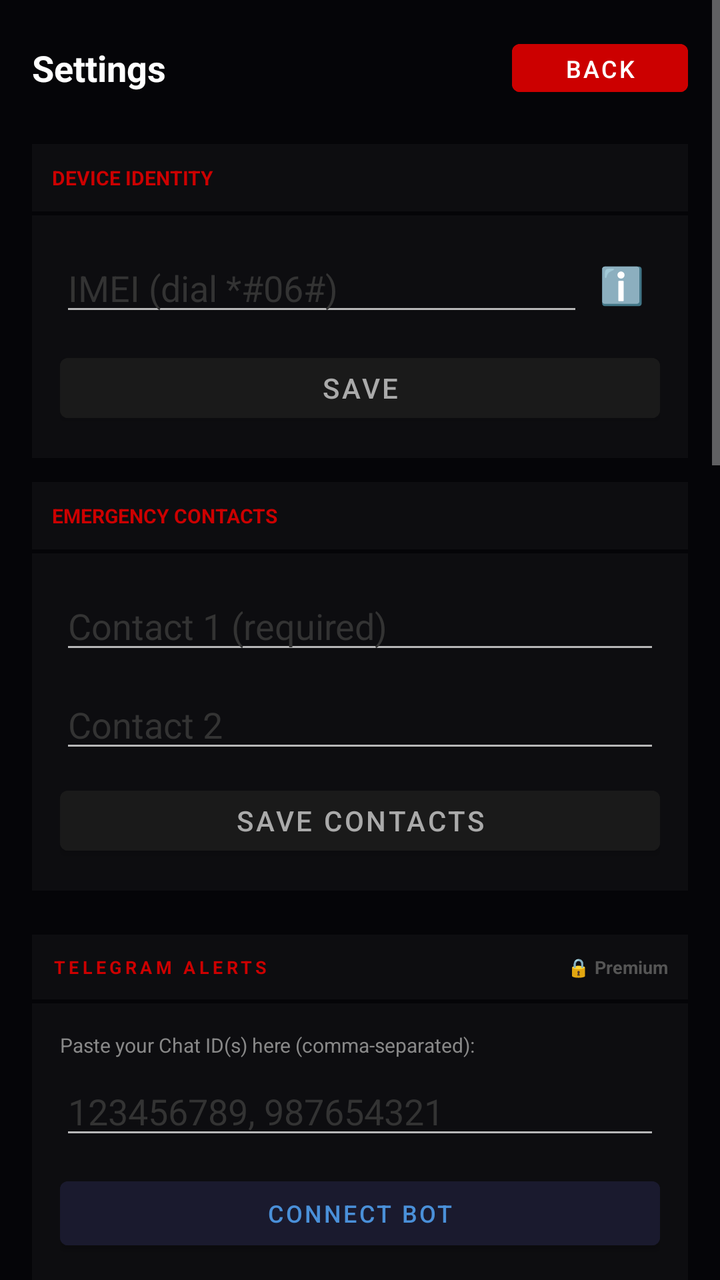
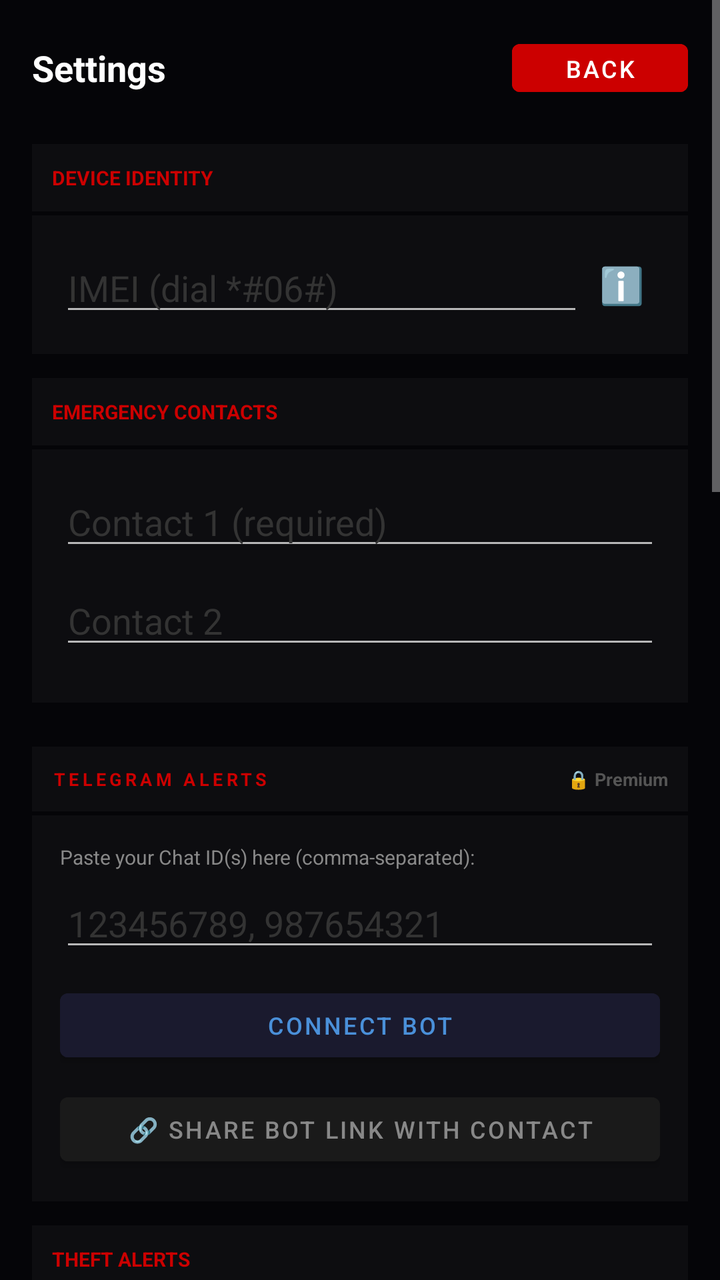

Screens rendered from an Android XML layout before and after an edit, with the pre-edit source and the edit as a unified diff.
<!-- AndroidManifest.xml: application theme Theme.ThievesTrap -->
<!-- res/layout/activity_settings.xml -->
<?xml version="1.0" encoding="utf-8"?>
<ScrollView xmlns:android="http://schemas.android.com/apk/res/android"
    android:layout_width="match_parent" android:layout_height="match_parent"
    android:background="#050508">
    <LinearLayout android:layout_width="match_parent" android:layout_height="wrap_content"
        android:orientation="vertical" android:padding="16dp">

        
        <LinearLayout android:layout_width="match_parent" android:layout_height="wrap_content"
            android:orientation="horizontal" android:gravity="center_vertical"
            android:layout_marginBottom="20dp">
            <TextView android:text="@string/settings_title" android:layout_width="0dp"
                android:layout_height="wrap_content" android:layout_weight="1"
                android:textSize="18sp" android:textStyle="bold" android:textColor="#FFFFFF"/>
            <Button android:id="@+id/btn_back" android:layout_width="wrap_content"
                android:layout_height="36dp" android:text="@string/back_btn"
                android:backgroundTint="#CC0000" android:textColor="#FFFFFF" android:textSize="12sp"/>
        </LinearLayout>

        
        <TextView android:text="@string/section_identity"
            android:layout_width="match_parent" android:layout_height="wrap_content"
            android:textSize="10sp" android:textColor="#CC0000" android:textStyle="bold"
            android:background="#0D0D10" android:padding="10dp" android:layout_marginBottom="2dp"/>
        <LinearLayout android:layout_width="match_parent" android:layout_height="wrap_content"
            android:orientation="vertical" android:background="#0D0D10"
            android:padding="14dp" android:layout_marginBottom="12dp">
            <LinearLayout android:layout_width="match_parent" android:layout_height="wrap_content"
                android:orientation="horizontal" android:gravity="center_vertical">
                <EditText android:id="@+id/et_imei" android:layout_width="0dp"
                    android:layout_height="wrap_content" android:layout_weight="1"
                    android:hint="IMEI (dial *#06#)" android:inputType="number"
                    android:textColor="#FFFFFF" android:textColorHint="#333333"/>
                <TextView android:id="@+id/tv_imei_hint" android:layout_width="wrap_content"
                    android:layout_height="wrap_content" android:text="&#8505;&#65039;"
                    android:textSize="18sp" android:textColor="#CC0000" android:padding="8dp"/>
            </LinearLayout>
            <Button android:id="@+id/btn_save_identity" android:layout_width="match_parent"
                android:layout_height="42dp" android:text="@string/save_btn"
                android:backgroundTint="#1A1A1A" android:textColor="#AAAAAA" android:layout_marginTop="10dp"/>
        </LinearLayout>

        
        <TextView android:text="@string/section_contacts"
            android:layout_width="match_parent" android:layout_height="wrap_content"
            android:textSize="10sp" android:textColor="#CC0000" android:textStyle="bold"
            android:background="#0D0D10" android:padding="10dp" android:layout_marginBottom="2dp"/>
        <LinearLayout android:layout_width="match_parent" android:layout_height="wrap_content"
            android:orientation="vertical" android:background="#0D0D10"
            android:padding="14dp" android:layout_marginBottom="12dp">
            <EditText android:id="@+id/et_phone" android:layout_width="match_parent"
                android:layout_height="wrap_content" android:hint="Contact 1 (required)"
                android:inputType="phone" android:textColor="#FFFFFF"
                android:textColorHint="#333333" android:layout_marginBottom="8dp"/>
            <EditText android:id="@+id/et_phone2" android:layout_width="match_parent"
                android:layout_height="wrap_content" android:hint="Contact 2"
                android:inputType="phone" android:textColor="#FFFFFF"
                android:textColorHint="#333333" android:layout_marginBottom="8dp"/>
            <Button android:id="@+id/btn_save_contacts" android:layout_width="match_parent"
                android:layout_height="42dp" android:text="@string/save_contacts"
                android:backgroundTint="#1A1A1A" android:textColor="#AAAAAA"/>
        </LinearLayout>

        
        <LinearLayout android:layout_width="match_parent" android:layout_height="wrap_content"
            android:orientation="horizontal" android:gravity="center_vertical"
            android:background="#0D0D10" android:padding="10dp"
            android:layout_marginTop="10dp" android:layout_marginBottom="2dp">
            <TextView android:text="@string/telegram_section"
                android:layout_width="0dp" android:layout_height="wrap_content"
                android:layout_weight="1"
                android:textSize="9sp" android:textColor="#CC0000" android:textStyle="bold"
                android:letterSpacing="0.2"/>
            <TextView android:id="@+id/tv_telegram_premium_badge"
                android:layout_width="wrap_content" android:layout_height="wrap_content"
                android:text="@string/premium_lock" android:textSize="9sp"
                android:textColor="#555555" android:textStyle="bold"/>
        </LinearLayout>
        <LinearLayout android:id="@+id/layout_telegram_section"
            android:layout_width="match_parent" android:layout_height="wrap_content"
            android:orientation="vertical" android:background="#0D0D10"
            android:padding="14dp" android:layout_marginBottom="12dp">
            
            <TextView android:text="@string/paste_chat_id"
                android:layout_width="match_parent" android:layout_height="wrap_content"
                android:textSize="10sp" android:textColor="#888888" android:layout_marginBottom="4dp"/>
            <EditText android:id="@+id/et_telegram_ids"
                android:layout_width="match_parent" android:layout_height="wrap_content"
                android:hint="123456789, 987654321"
                android:inputType="text" android:textColor="#FFFFFF"
                android:textColorHint="#333333" android:layout_marginBottom="10dp"
                android:focusable="false" android:clickable="true"/>

            
            <Button android:id="@+id/btn_setup_bot"
                android:layout_width="match_parent" android:layout_height="44dp"
                android:text="@string/connect_bot"
                android:backgroundTint="#1A1A2E" android:textColor="#4A90D9"
                android:textSize="12sp" android:layout_marginBottom="8dp"/>

            
            <Button android:id="@+id/btn_share_bot"
                android:layout_width="match_parent" android:layout_height="44dp"
                android:text="@string/tg_share_bot_btn"
                android:backgroundTint="#1A1A1A" android:textColor="#888888"
                android:textSize="12sp"/>
        </LinearLayout>

        
        <TextView android:text="@string/theft_alerts_section"
            android:layout_width="match_parent" android:layout_height="wrap_content"
            android:textSize="10sp" android:textColor="#CC0000" android:textStyle="bold"
            android:background="#0D0D10" android:padding="10dp" android:layout_marginBottom="2dp"/>
        <LinearLayout android:layout_width="match_parent" android:layout_height="wrap_content"
            android:orientation="vertical" android:background="#0D0D10" android:layout_marginBottom="2dp">
            <LinearLayout android:layout_width="match_parent" android:layout_height="52dp"
                android:orientation="horizontal" android:gravity="center_vertical"
                android:paddingStart="14dp" android:paddingEnd="14dp">
                <LinearLayout android:layout_width="0dp" android:layout_height="wrap_content"
                    android:layout_weight="1" android:orientation="vertical">
                    <TextView android:text="@string/sms_failed_label" android:layout_width="wrap_content"
                        android:layout_height="wrap_content" android:textColor="#DDDDDD" android:textSize="13sp"/>
                    <TextView android:text="@string/sms_failed_always" android:layout_width="wrap_content"
                        android:layout_height="wrap_content" android:textColor="#333333" android:textSize="10sp"/>
                </LinearLayout>
                <Switch android:id="@+id/sw_failed"
                    android:layout_width="wrap_content" android:layout_height="wrap_content"/>
            </LinearLayout>
        </LinearLayout>
        <LinearLayout android:layout_width="match_parent" android:layout_height="wrap_content"
            android:orientation="vertical" android:background="#0D0D10"
            android:padding="14dp" android:layout_marginBottom="12dp">
            <TextView android:text="@string/alert_after_n"
                android:layout_width="wrap_content" android:layout_height="wrap_content"
                android:textColor="#666666" android:textSize="11sp" android:layout_marginBottom="4dp"/>
            <Spinner android:id="@+id/spinner_failed" android:layout_width="match_parent"
                android:layout_height="46dp" android:background="#111111"/>
        </LinearLayout>

        
        <TextView android:text="@string/grace_section"
            android:layout_width="match_parent" android:layout_height="wrap_content"
            android:textSize="10sp" android:textColor="#CC0000" android:textStyle="bold"
            android:background="#0D0D10" android:padding="10dp" android:layout_marginBottom="2dp"/>
        <LinearLayout android:layout_width="match_parent" android:layout_height="wrap_content"
            android:orientation="vertical" android:background="#0D0D10"
            android:padding="14dp" android:layout_marginBottom="12dp">
            <LinearLayout android:layout_width="match_parent" android:layout_height="wrap_content"
                android:orientation="horizontal" android:gravity="center_vertical"
                android:layout_marginBottom="8dp">
                <LinearLayout android:layout_width="0dp" android:layout_height="wrap_content"
                    android:layout_weight="1" android:orientation="vertical">
                    <TextView android:text="@string/grace_toggle_label"
                        android:layout_width="wrap_content" android:layout_height="wrap_content"
                        android:textColor="#FFFFFF" android:textSize="13sp" android:textStyle="bold"/>
                    <TextView android:text="@string/grace_wrong_pin"
                        android:layout_width="wrap_content" android:layout_height="wrap_content"
                        android:textColor="#444444" android:textSize="11sp"/>
                </LinearLayout>
                <Switch android:id="@+id/sw_grace_enabled"
                    android:layout_width="wrap_content" android:layout_height="wrap_content"/>
            </LinearLayout>
            <LinearLayout android:layout_width="match_parent" android:layout_height="wrap_content"
                android:orientation="horizontal" android:gravity="center_vertical"
                android:layout_marginBottom="8dp">
                <TextView android:text="@string/grace_5s" android:layout_width="wrap_content"
                    android:layout_height="wrap_content" android:textColor="#444444"
                    android:textSize="11sp" android:layout_marginEnd="8dp"/>
                <SeekBar android:id="@+id/seekbar_grace" android:layout_width="0dp"
                    android:layout_height="wrap_content" android:layout_weight="1"
                    android:max="55" android:progress="5"
                    android:progressTint="#CC0000" android:thumbTint="#CC0000"/>
                <TextView android:text="@string/grace_60s" android:layout_width="wrap_content"
                    android:layout_height="wrap_content" android:textColor="#444444"
                    android:textSize="11sp" android:layout_marginStart="8dp"/>
            </LinearLayout>
            <TextView android:id="@+id/tv_grace_value" android:layout_width="match_parent"
                android:layout_height="wrap_content" android:text="@string/grace_off_label"
                android:textColor="#444444" android:textSize="12sp" android:gravity="center"/>
        </LinearLayout>

        
        <TextView android:text="@string/device_status_section"
            android:layout_width="match_parent" android:layout_height="wrap_content"
            android:textSize="10sp" android:textColor="#CC0000" android:textStyle="bold"
            android:background="#0D0D10" android:padding="10dp" android:layout_marginBottom="2dp"/>
        <LinearLayout android:layout_width="match_parent" android:layout_height="wrap_content"
            android:orientation="vertical" android:background="#0D0D10" android:layout_marginBottom="12dp">

            
            <LinearLayout android:layout_width="match_parent" android:layout_height="50dp"
                android:orientation="horizontal" android:gravity="center_vertical"
                android:paddingStart="14dp" android:paddingEnd="14dp" android:layout_marginBottom="1dp">
                <LinearLayout android:layout_width="0dp" android:layout_height="wrap_content"
                    android:layout_weight="1" android:orientation="vertical">
                    <TextView android:text="@string/selfie_label" android:layout_width="wrap_content"
                        android:layout_height="wrap_content" android:textColor="#DDDDDD" android:textSize="13sp"/>
                    <TextView android:text="@string/selfie_sub_tg" android:layout_width="wrap_content"
                        android:layout_height="wrap_content" android:textColor="#333333" android:textSize="10sp"/>
                </LinearLayout>
                <Switch android:id="@+id/sw_selfie"
                    android:layout_width="wrap_content" android:layout_height="wrap_content"/>
            </LinearLayout>

            
            <LinearLayout android:layout_width="match_parent" android:layout_height="50dp"
                android:orientation="horizontal" android:gravity="center_vertical"
                android:paddingStart="14dp" android:paddingEnd="14dp" android:layout_marginBottom="1dp">
                <LinearLayout android:layout_width="0dp" android:layout_height="wrap_content"
                    android:layout_weight="1" android:orientation="vertical">
                    <TextView android:text="@string/sim_change_label" android:layout_width="wrap_content"
                        android:layout_height="wrap_content" android:textColor="#DDDDDD" android:textSize="13sp"/>
                    <TextView android:text="@string/sim_premium_label" android:layout_width="wrap_content"
                        android:layout_height="wrap_content" android:textColor="#333333" android:textSize="10sp"/>
                </LinearLayout>
                <Switch android:id="@+id/sw_sim"
                    android:layout_width="wrap_content" android:layout_height="wrap_content"/>
            </LinearLayout>

            
            <LinearLayout android:layout_width="match_parent" android:layout_height="50dp"
                android:orientation="horizontal" android:gravity="center_vertical"
                android:paddingStart="14dp" android:paddingEnd="14dp" android:layout_marginBottom="1dp">
                <TextView android:text="@string/silent_mode_label" android:layout_width="0dp"
                    android:layout_height="wrap_content" android:layout_weight="1"
                    android:textColor="#DDDDDD" android:textSize="13sp"/>
                <Switch android:id="@+id/sw_silent"
                    android:layout_width="wrap_content" android:layout_height="wrap_content"/>
            </LinearLayout>

        </LinearLayout>

        
        <TextView android:text="@string/remote_section"
            android:layout_width="match_parent" android:layout_height="wrap_content"
            android:textSize="10sp" android:textColor="#CC0000" android:textStyle="bold"
            android:background="#0D0D10" android:padding="10dp" android:layout_marginBottom="2dp"/>
        <LinearLayout android:layout_width="match_parent" android:layout_height="wrap_content"
            android:orientation="vertical" android:background="#0D0D10"
            android:padding="14dp" android:layout_marginBottom="12dp">
            <TextView android:text="@string/ping_note"
                android:layout_width="match_parent" android:layout_height="wrap_content"
                android:textSize="11sp" android:textColor="#4A90D9" android:lineSpacingMultiplier="1.3"/>
        </LinearLayout>

        
        <TextView android:text="@string/notifications_section"
            android:layout_width="match_parent" android:layout_height="wrap_content"
            android:textSize="9sp" android:textColor="#CC0000" android:textStyle="bold"
            android:background="#0D0D10" android:padding="10dp"
            android:layout_marginTop="10dp" android:layout_marginBottom="2dp"/>
        <LinearLayout android:layout_width="match_parent" android:layout_height="52dp"
            android:orientation="horizontal" android:gravity="center_vertical"
            android:background="#0D0D10" android:paddingStart="14dp" android:paddingEnd="14dp"
            android:layout_marginBottom="12dp">
            <LinearLayout android:layout_width="0dp" android:layout_height="wrap_content"
                android:layout_weight="1" android:orientation="vertical">
                <TextView android:text="@string/notif_status_label"
                    android:layout_width="wrap_content" android:layout_height="wrap_content"
                    android:textColor="#FFFFFF" android:textSize="13sp" android:textStyle="bold"/>
                <TextView android:text="@string/notif_status_sub"
                    android:layout_width="wrap_content" android:layout_height="wrap_content"
                    android:textColor="#444444" android:textSize="11sp"/>
            </LinearLayout>
            <Switch android:id="@+id/sw_notif_enabled"
                android:layout_width="wrap_content" android:layout_height="wrap_content"/>
        </LinearLayout>

        
        <LinearLayout android:layout_width="match_parent" android:layout_height="wrap_content"
            android:orientation="vertical" android:background="#0D0D10"
            android:padding="14dp" android:layout_marginBottom="12dp">
            <Button android:id="@+id/btn_test_sms" android:layout_width="match_parent"
                android:layout_height="44dp" android:text="@string/test_sms"
                android:backgroundTint="#1A1A1A" android:textColor="#AAAAAA"/>
        </LinearLayout>

        
        <LinearLayout android:layout_width="match_parent" android:layout_height="wrap_content"
            android:orientation="vertical" android:background="#0D0D10"
            android:padding="14dp" android:layout_marginBottom="12dp">
            <TextView android:id="@+id/tv_version" android:layout_width="wrap_content"
                android:layout_height="wrap_content" android:textColor="#333333"
                android:textSize="12sp" android:layout_marginBottom="3dp"/>
            <TextView android:id="@+id/tv_total_alerts" android:layout_width="wrap_content"
                android:layout_height="wrap_content" android:textColor="#333333"
                android:textSize="12sp" android:layout_marginBottom="3dp"/>
            <TextView android:id="@+id/tv_last_alert_info" android:layout_width="wrap_content"
                android:layout_height="wrap_content" android:textColor="#333333"
                android:textSize="12sp" android:layout_marginBottom="10dp"/>
            <Button android:id="@+id/btn_reset_stats" android:layout_width="match_parent"
                android:layout_height="42dp" android:text="@string/reset_stats"
                android:backgroundTint="#0D0D0D" android:textColor="#333333"/>
        </LinearLayout>

        
        <TextView android:layout_width="match_parent" android:layout_height="wrap_content"
            android:text="@string/copyright_text"
            android:textSize="9sp" android:textColor="#1A1A1A"
            android:gravity="center" android:padding="12dp"/>

    </LinearLayout>
</ScrollView>
<!-- resources referenced by this layout -->
<resources>
  <string name="alert_after_n">Alert after N failed attempts:</string>
  <string name="back_btn">Back</string>
  <string name="connect_bot">Connect Bot</string>
  <string name="copyright_text">Copyright 2026 iLine Tech by Ferak Aladdin</string>
  <string name="device_status_section">DEVICE STATUS ALERTS — Premium</string>
  <string name="grace_5s">5s</string>
  <string name="grace_60s">60s</string>
  <string name="grace_off_label">Smart Grace Period: OFF</string>
  <string name="grace_section">SMART GRACE PERIOD</string>
  <string name="grace_toggle_label">Enable Smart Grace Period</string>
  <string name="grace_wrong_pin">Wrong PIN detected — wait before alerting</string>
  <string name="notif_status_label">Persistent Status Notification</string>
  <string name="notif_status_sub">Show protection status in notification bar</string>
  <string name="notifications_section">NOTIFICATIONS</string>
  <string name="paste_chat_id">Paste your Chat ID(s) here (comma-separated):</string>
  <string name="ping_note">Note: You can only enable and disable auto location ping remotely. Commands: (PING 2), (PING 5), or (STOP PING).</string>
  <string name="premium_lock">🔒 Premium</string>
  <string name="remote_section">REMOTE CONTROL — Premium</string>
  <string name="reset_stats">Reset Statistics</string>
  <string name="save_btn">Save</string>
  <string name="save_contacts">Save Contacts</string>
  <string name="section_contacts">EMERGENCY CONTACTS</string>
  <string name="section_identity">DEVICE IDENTITY</string>
  <string name="selfie_label">Selfie on failed attempts</string>
  <string name="selfie_sub_tg">Photo via Telegram</string>
  <string name="settings_title">Settings</string>
  <string name="silent_mode_label">Silent mode change</string>
  <string name="sim_change_label">SMS on SIM change</string>
  <string name="sim_premium_label">Premium</string>
  <string name="sms_failed_always">Always active</string>
  <string name="sms_failed_label">SMS on failed attempts</string>
  <string name="telegram_section">TELEGRAM ALERTS</string>
  <string name="test_sms">Send Test SMS</string>
  <string name="tg_share_bot_btn">🔗 Share Bot Link with Contact</string>
  <string name="theft_alerts_section">THEFT ALERTS</string>
  <style name="Theme.ThievesTrap" parent="Theme.MaterialComponents.NoActionBar">
          <item name="colorPrimary">#CC0000</item>
          <item name="colorPrimaryVariant">#990000</item>
          <item name="colorOnPrimary">#FFFFFF</item>
          <item name="android:windowBackground">#050508</item>
          <item name="android:statusBarColor">#050508</item>
          <item name="android:navigationBarColor">#050508</item>
      </style>
</resources>

<!-- the commit's change to res/layout/activity_settings.xml (unified diff, before → after) -->
@@ -35,9 +35,6 @@
                     android:layout_height="wrap_content" android:text="&#8505;&#65039;"
                     android:textSize="18sp" android:textColor="#CC0000" android:padding="8dp"/>
             </LinearLayout>
-            <Button android:id="@+id/btn_save_identity" android:layout_width="match_parent"
-                android:layout_height="42dp" android:text="@string/save_btn"
-                android:backgroundTint="#1A1A1A" android:textColor="#AAAAAA" android:layout_marginTop="10dp"/>
         </LinearLayout>
 
         
@@ -56,9 +53,6 @@
                 android:layout_height="wrap_content" android:hint="Contact 2"
                 android:inputType="phone" android:textColor="#FFFFFF"
                 android:textColorHint="#333333" android:layout_marginBottom="8dp"/>
-            <Button android:id="@+id/btn_save_contacts" android:layout_width="match_parent"
-                android:layout_height="42dp" android:text="@string/save_contacts"
-                android:backgroundTint="#1A1A1A" android:textColor="#AAAAAA"/>
         </LinearLayout>
 
         
<!-- resource entries referenced after the edit -->
@@ -19,8 +19,6 @@
   <string name="premium_lock">🔒 Premium</string>
   <string name="remote_section">REMOTE CONTROL — Premium</string>
   <string name="reset_stats">Reset Statistics</string>
-  <string name="save_btn">Save</string>
-  <string name="save_contacts">Save Contacts</string>
   <string name="section_contacts">EMERGENCY CONTACTS</string>
   <string name="section_identity">DEVICE IDENTITY</string>
   <string name="selfie_label">Selfie on failed attempts</string>
